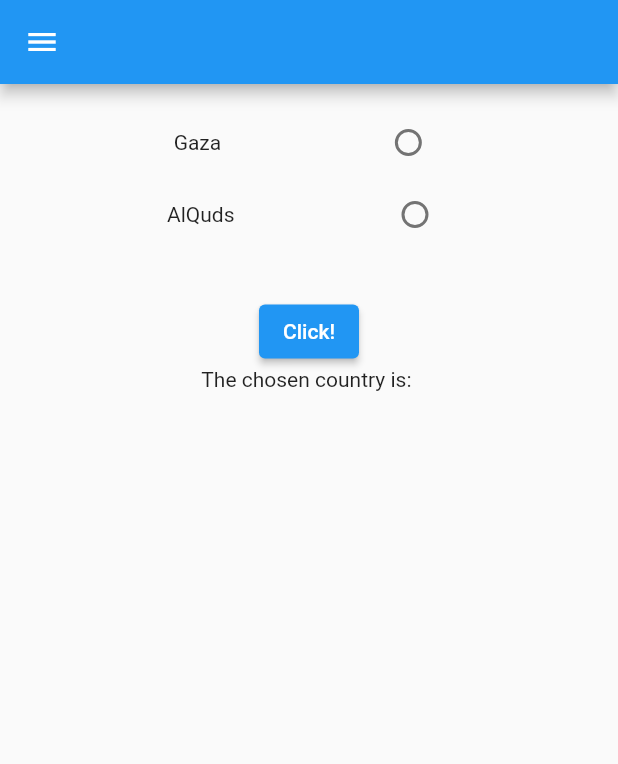
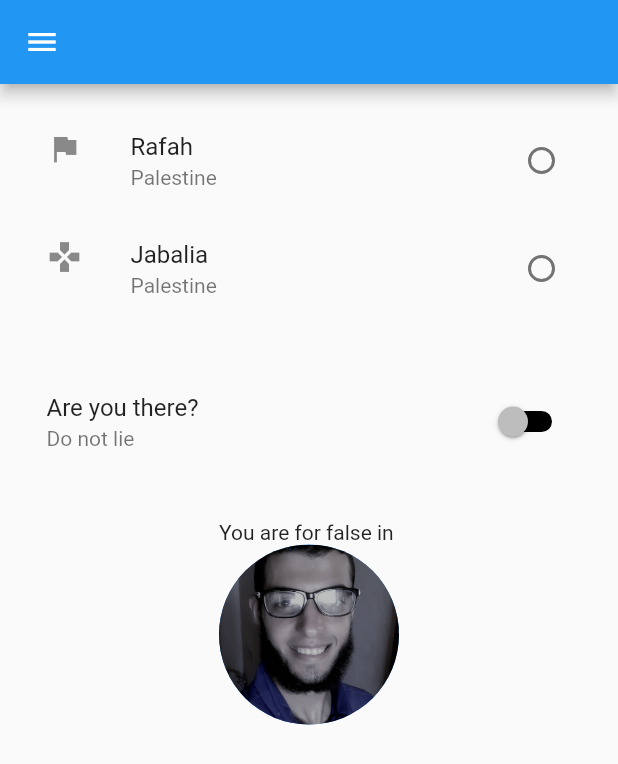
Before and after one commit to HashemAlkeshawi/flutter_youtube_course, a Flutter app: the screen it shows after launch, on a phone screen of 412 x 824 dp. Shown: the top 764 px of the screen. Run offline on Flutter 3.47's test engine with Material 2 defaults, Android fonts, the phone set to English and light mode, and no system bars; missing offline and left inert: dart:ffi.

```diff
--- a/lib/First.dart
+++ b/lib/First.dart
@@ -1,4 +1,5 @@
 import 'dart:developer';
+import 'dart:ffi';
 
 import 'package:flutter/foundation.dart';
 import 'package:flutter/material.dart';
@@ -26,7 +27,11 @@ class _FirstState extends State<FirstTest> {
   //   {"Name": "AlJalil", "isChecked": false},
   //   {"Name": "Allud", "isChecked": false},
   // ];
-  String country = "";
+  String? country = "";
+  bool isWant = false;
+  int darkness = 100;
+
+  Color? myColor(val) => Colors.green[val];
 
   String isChecked = "";
   @override
@@ -39,64 +44,191 @@ class _FirstState extends State<FirstTest> {
         child: Column(
           mainAxisAlignment: MainAxisAlignment.start,
           children: [
-            Row(
-              mainAxisAlignment: MainAxisAlignment.spaceEvenly,
-              children: [
-                Text("Gaza"),
-                Radio(
-                  activeColor: Colors.green,
+            // RadioListTile(
+            //   title: Text("Gaza"),
+            //   activeColor: Colors.green[600],
+            //   selected: country == "GZA" ? true : false,
+            //   subtitle: Text("Palestine"),
+            //   value: "GZA",
+            //   groupValue: country,
+            //   onChanged: (String? val) {
+            //     setState(() {
+            //       country = val!;
+            //     });
+            //   },
+            // ),
+            // RadioListTile(
+            //   activeColor: Colors.green[600],
+            //   selected: country == "QDS" ? true : false,
+            //   title: Text("AlQuds"),
+            //   subtitle: Text("Palestine"),
+            //   value: "QDS",
+            //   groupValue: country,
+            //   onChanged: (String? val) {
+            //     setState(() {
+            //       country = val!;
+            //     });
+            //   },
+            // ),
+            // RadioListTile(
+            //   activeColor: Colors.green[600],
+            //   selected: country == "RMH" ? true : false,
+            //   title: Text("Ramalla"),
+            //   subtitle: Text("Palestine"),
+            //   value: "RMH",
+            //   groupValue: country,
+            //   onChanged: (String? val) {
+            //     setState(() {
+            //       country = val!;
+            //     });
+            //   },
+            // ),
+            RadioListTile(
+              activeColor: Colors.green[600],
+              selected: country == "RFH" ? true : false,
+              controlAffinity: ListTileControlAffinity.trailing,
+              secondary: Icon(Icons.flag),
+              title: Text("Rafah"),
+              subtitle: Text("Palestine"),
+              value: "RFH",
               groupValue: country,
-                  value: "GZA",
               onChanged: (String? val) {
                 setState(() {
                   country = val!;
-                      print(country);
                 });
               },
             ),
-              ],
-            ),
-            Row(
-              mainAxisAlignment: MainAxisAlignment.spaceEvenly,
-              children: [
-                Text("AlQuds"),
-                Radio(
+            RadioListTile(
+              activeColor: Colors.green[600],
+              selected: country == "JBA" ? true : false,
+              title: Text("Jabalia"),
+              subtitle: Text("Palestine"),
+              secondary: Icon(Icons.games),
+              controlAffinity: ListTileControlAffinity.trailing,
+              value: "JBA",
               groupValue: country,
-                  value: "QDS",
               onChanged: (String? val) {
                 setState(() {
                   country = val!;
-                      print(country);
                 });
               },
-                ),
-              ],
             ),
             SizedBox(
               height: 30,
             ),
-            ElevatedButton(
-              onPressed: () {
+
+            SwitchListTile(
+              // activeColor: Colors.purple,
+              activeTrackColor: Colors.purple[100],
+              activeColor: Colors.purple,
+              inactiveTrackColor: Colors.black,
+              inactiveThumbColor: Colors.grey[400],
+              title: Text("Are you there?"),
+              subtitle: Text("Do not lie"),
+              value: isWant,
+              onChanged: (val) {
                 setState(() {
-                  country = country;
-                  print("The country is: $country");
+                  isWant = val;
                 });
               },
-              child: Text("Click!"),
             ),
-            Text("The chosen country is: $country"),
+
+            SizedBox(
+              height: 30,
+            ),
+            Text("You are for $isWant in $country"),
+            // Container(
+            //   child: ListTile(
+            //     title: Text("Hashem Alkeshawi"),
+            //     subtitle: Text("Eng."),
+            //     leading: Icon(Icons.engineering),
+            //     trailing: CircleAvatar(
+            //       // foregroundColor: Colors.yellow[200],
+            //       // backgroundColor: Colors.yellow[900],
+            //       radius: 20,
+            //       child: null,
+            //       backgroundImage: AssetImage("recourses/me.png"),
+            //     ),
+            //     tileColor: myColor(darkness),
+            //     onLongPress: () {
+            //       setState(() {
+            //         darkness > 800 ? darkness = 100 : darkness += 100;
+            //         print(darkness);
+            //       });
+            //     },
+            //     onTap: () {
+            //       setState(
+            //         () {
+            //           darkness < 200 ? darkness = 900 : darkness -= 100;
+            //           print(darkness);
+            //         },
+            //       );
+            //     },
+            //   ),
+            // ),
+            CircleAvatar(
+              // foregroundColor: Colors.yellow[200],
+              // backgroundColor: Colors.yellow[900],
+              radius: 60,
+              child: null,
+              backgroundImage: AssetImage("recourses/me.png"),
+            ),
           ],
         ),
       ),
     );
   }
+  // Row(
+  //   mainAxisAlignment: MainAxisAlignment.spaceEvenly,
+  //   children: [
+  //     Text("Gaza"),
+  //     Radio(
+  //       activeColor: Colors.green,
+  //       groupValue: country,
+  //       value: "GZA",
+  //       onChanged: (String? val) {
+  //         setState(() {
+  //           country = val!;
+  //           print(country);
+  //         });
+  //       },
+  //     ),
+  //   ],
+  // ),
+  // Row(
+  //   mainAxisAlignment: MainAxisAlignment.spaceEvenly,
+  //   children: [
+  //     Text("AlQuds"),
+  //     Radio(
+  //       groupValue: country,
+  //       value: "QDS",
+  //       onChanged: (String? val) {
+  //         setState(() {
+  //           country = val!;
+  //           print(country);
+  //         });
+  //       },
+  //     ),
+  //   ],
+  // ),
+  // SizedBox(
+  //   height: 30,
+  // ),
+  // ElevatedButton(
+  //   onPressed: () {
+  //     setState(() {
+  //       country = country;
+  //       print("The country is: $country");
+  //     });
+  //   },
+  //   child: Text("Click!"),
+  // ),
+  // Text("The chosen country is: $country"),
   // ========= For List Box ==========//
   // List<CheckboxListTile> checkboxes(List list, Set<void>? onChange(val)) {
   //   return list.map((e) => myChecBox.fromMap(e, onChange)).toList();
   // }
 }
-
-
 
 //Column(
 //   mainAxisAlignment: MainAxisAlignment.center,
```
Also changed, not shown: recourses/me.png (added). Lines whose indentation alone changed are shown as unchanged.
